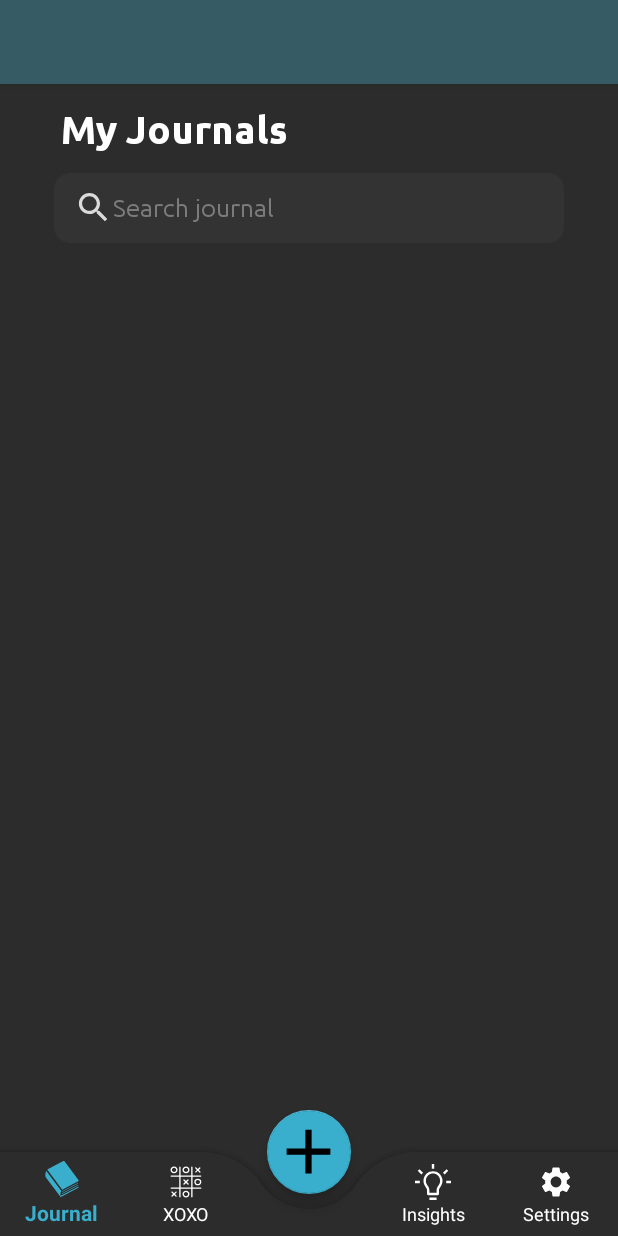
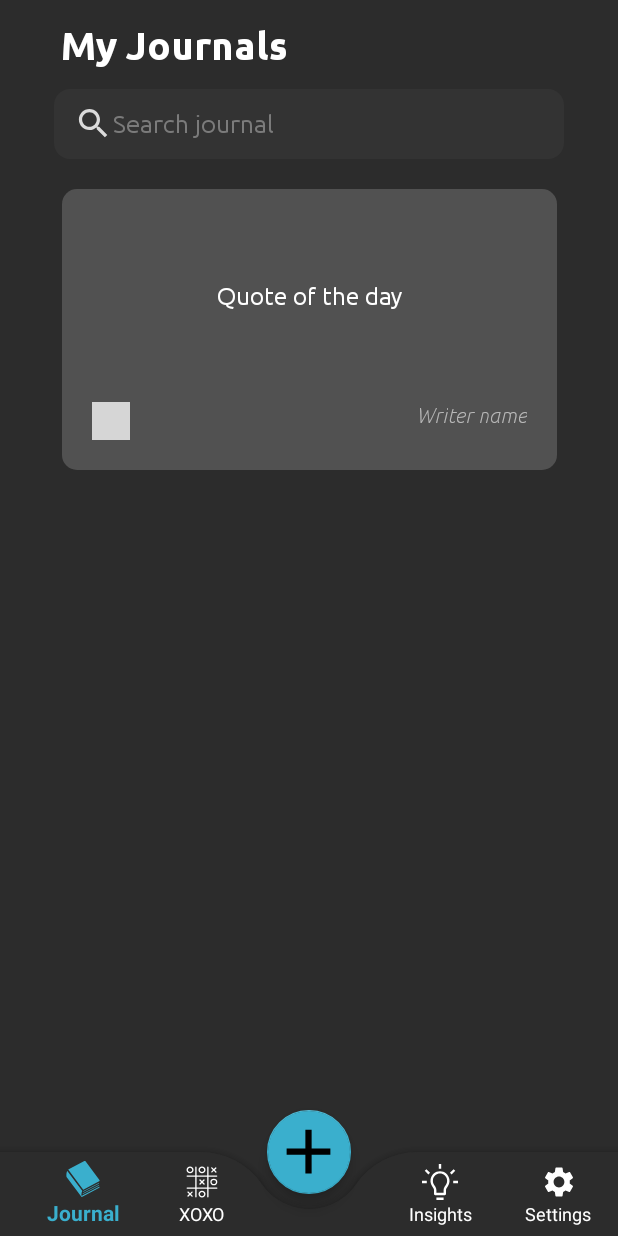
Before and after one commit to Topitops69/TicTacJournal_Official, an Android app: the Journal1Fragment screen opened directly, with no data from a screen before it, on a phone screen of 412 x 824 dp. Run offline under Robolectric (Android 15) with nearby library versions, the phone set to English and light mode, and no system bars; our stand-ins replace Room's generated code, sdp/ssp sizes; 3 statements that could not run were skipped; grey boxes are pictures that could not be loaded.

Commit message:
Added Quote Feature

```diff
--- a/app/src/main/AndroidManifest.xml
+++ b/app/src/main/AndroidManifest.xml
@@ -21,7 +21,8 @@
         <activity
             android:name=".activities.Home"
             android:exported="false"
-            android:theme="@style/Theme.TicTacJournal"
+            android:theme="@style/AppTheme.NoActionBar"
+
             android:screenOrientation="portrait"
             android:windowSoftInputMode="stateHidden"
             />
--- a/app/src/main/java/com/example/tictacjournalofficial/activities/addJournal.java
+++ b/app/src/main/java/com/example/tictacjournalofficial/activities/addJournal.java
@@ -14,15 +14,18 @@ import android.widget.Toast;
 import com.example.tictacjournalofficial.R;
 import com.example.tictacjournalofficial.database.JournalsDatabase;
 import com.example.tictacjournalofficial.entities.Journal;
+import com.example.tictacjournalofficial.quotes.QuotesList;
 
 import java.text.SimpleDateFormat;
+import java.util.ArrayList;
 import java.util.Date;
+import java.util.List;
 import java.util.Locale;
 
 public class addJournal extends AppCompatActivity {
     private EditText inputJournalTitle, inputJournalSubtitle, inputJournalText;
     private TextView textDateTime;
-
+    private final List<QuotesList> quotesListList = new ArrayList<>();
 
     @Override
     protected void onCreate(Bundle savedInstanceState) {
--- a/app/src/main/java/com/example/tictacjournalofficial/fragments/Journal1Fragment.java
+++ b/app/src/main/java/com/example/tictacjournalofficial/fragments/Journal1Fragment.java
@@ -3,6 +3,9 @@ package com.example.tictacjournalofficial.fragments;
 import static android.app.Activity.RESULT_OK;
 
 import android.annotation.SuppressLint;
+import android.content.ClipData;
+import android.content.ClipboardManager;
+import android.content.Context;
 import android.content.Intent;
 import android.os.AsyncTask;
 import android.os.Bundle;
@@ -15,22 +18,38 @@ import androidx.recyclerview.widget.StaggeredGridLayoutManager;
 import android.view.LayoutInflater;
 import android.view.View;
 import android.view.ViewGroup;
+import android.widget.ImageView;
+import android.widget.LinearLayout;
+import android.widget.RelativeLayout;
+import android.widget.TextView;
+import android.widget.Toast;
 
 import com.example.tictacjournalofficial.adapters.JournalsAdapter;
 import com.example.tictacjournalofficial.database.JournalsDatabase;
 import com.example.tictacjournalofficial.entities.Journal;
 import com.example.tictacjournalofficial.databinding.FragmentJournal1Binding;
+import com.example.tictacjournalofficial.quotes.QuotesData;
+import com.example.tictacjournalofficial.quotes.QuotesList;
 
 import java.util.ArrayList;
 import java.util.List;
 
 
 public class Journal1Fragment extends Fragment {
+    //Journals
     public static int REQUEST_CODE_ADD_JOURNAL_NOTE = 1;
     private RecyclerView journalsRecycleView;
     private List<Journal> journalList;
     private JournalsAdapter journalsAdapter;
 
+    //Quotes
+    private TextView quoteText, writerName;
+    private ImageView btnCopy;
+    private final List<QuotesList> qList = new ArrayList<>();
+
+    //first quote position in array list
+    //next if clicked
+    private int currentQuotePosition = 0;
     @Override
     public View onCreateView(LayoutInflater inflater, ViewGroup container,
                              Bundle savedInstanceState) {
@@ -47,6 +66,51 @@ public class Journal1Fragment extends Fragment {
         journalsRecycleView.setAdapter(journalsAdapter);
 
         getJournals();
+
+
+        //Quote code part
+        quoteText = binding.txtQuote;
+        writerName = binding.txtName;
+        RelativeLayout relativeLayout = binding.relativeLayout;
+        btnCopy = binding.copyBtn;
+
+        btnCopy.setOnClickListener(new View.OnClickListener() {
+            @Override
+            public void onClick(View v) {
+                ClipboardManager clipboardManager = (ClipboardManager) requireActivity().getSystemService(Context.CLIPBOARD_SERVICE);
+                CharSequence label;
+                ClipData clipData = ClipData.newPlainText("quote", qList.get(currentQuotePosition).getQoute()+"\nby " +qList.get(currentQuotePosition).getWriter());
+                clipboardManager.setPrimaryClip(clipData);
+                Toast.makeText(requireActivity(), "Quote copied to clipboard", Toast.LENGTH_SHORT).show();
+            }
+        });
+
+
+
+        qList.addAll(QuotesData.getLifeQuotes());
+
+      //get first quote here and set to TextView
+        //default is pos 0
+        setQuoteToTextView();
+
+        relativeLayout.setOnClickListener(new View.OnClickListener() {
+            @Override
+            public void onClick(View v) {
+                // your code here
+                Toast.makeText(getContext(), "LinearLayout clicked", Toast.LENGTH_SHORT).show();
+                //next quote, increment
+                currentQuotePosition++;
+
+                //check if more quotes are available in the list else only the first quote
+                if(currentQuotePosition >= qList.size()){
+                    currentQuotePosition = 0;
+                }
+
+                setQuoteToTextView();
+            }
+        });
+
+
 
         // Return the root view of the binding object
         return binding.getRoot();
@@ -88,4 +152,15 @@ public class Journal1Fragment extends Fragment {
 
         }
     }
+
+    public void setQuoteToTextView(){
+        //get quote from list from current quote position
+        quoteText.setText(qList.get(currentQuotePosition).getQoute());
+
+        //get Writer from list from currentQuoteposition
+        writerName.setText(qList.get(currentQuotePosition).getWriter());
+
+    }
+
+
 }
--- /dev/null
+++ b/app/src/main/res/drawable/round_back_transparent10.xml
@@ -0,0 +1,7 @@
+<?xml version="1.0" encoding="utf-8"?>
+<shape xmlns:android="http://schemas.android.com/apk/res/android"
+    android:shape = "rectangle">
+
+    <solid android:color = "#515151"/>
+    <corners android:radius = "10dp"/>
+</shape>
--- a/app/src/main/res/layout/fragment_journal1.xml
+++ b/app/src/main/res/layout/fragment_journal1.xml
@@ -51,6 +51,7 @@
             app:tint="@color/colorSearchIcon" />
 
         <EditText
+
             android:id="@+id/inputSearch"
             android:layout_width="345dp"
             android:layout_height="@dimen/_36sdp"
@@ -68,18 +69,67 @@
 
     </LinearLayout>
 
+    <RelativeLayout
+        android:id="@+id/relativeLayout"
+        android:layout_width="330dp"
+        android:layout_height="187dp"
+        android:layout_marginStart="8dp"
+        android:layout_marginTop="20dp"
+        android:layout_marginEnd="8dp"
+        android:background="@drawable/round_back_transparent10"
+        app:layout_constraintEnd_toEndOf="parent"
+        app:layout_constraintStart_toStartOf="parent"
+        app:layout_constraintTop_toBottomOf="@+id/layoutSearch">
+
+        <TextView
+            android:id="@+id/txtQuote"
+            android:layout_width="match_parent"
+            android:layout_height="142dp"
+            android:layout_marginStart="20dp"
+            android:layout_marginEnd="20dp"
+            android:fontFamily="@font/ubuntu_regular"
+            android:gravity="center"
+            android:text="Quote of the day"
+            android:textColor="#FFFFFF"
+            android:textSize="16sp"/>
+
+        <ImageView
+            android:id="@+id/copyBtn"
+            android:layout_width="25dp"
+            android:layout_height="25dp"
+            android:layout_alignParentStart="true"
+            android:layout_below="@id/txtQuote"
+            android:layout_marginStart="20dp"
+            android:background="@drawable/ic_copy"
+
+            />
+
+        <TextView
+            android:id="@+id/txtName"
+            android:layout_width="wrap_content"
+            android:layout_height="wrap_content"
+            android:layout_alignParentEnd="true"
+            android:layout_below="@id/txtQuote"
+            android:layout_marginEnd="20dp"
+            android:layout_marginBottom="10dp"
+            android:fontFamily="@font/ubuntu_lightitalic"
+            android:text="Writer name"
+            android:textColor="#99FFFFFF"/>
+    </RelativeLayout>
+
+
     <androidx.recyclerview.widget.RecyclerView
         android:id="@+id/journalsRecyclerView"
-        android:layout_width="match_parent"
-        android:layout_height="640dp"
-        android:layout_marginTop="375dp"
+        android:layout_width="366dp"
+        android:layout_height="468dp"
+        android:layout_marginTop="100dp"
         android:clipToPadding="false"
         android:paddingEnd="@dimen/_12sdp"
         android:paddingBottom="@dimen/_12sdp"
         app:layout_constraintBottom_toBottomOf="parent"
         app:layout_constraintEnd_toEndOf="parent"
         app:layout_constraintStart_toStartOf="parent"
-        app:layout_constraintTop_toBottomOf="@id/layoutSearch" />
+        app:layout_constraintTop_toBottomOf="@+id/relativeLayout" />
 
 
 </androidx.constraintlayout.widget.ConstraintLayout>
--- a/app/src/main/res/values/themes.xml
+++ b/app/src/main/res/values/themes.xml
@@ -14,4 +14,20 @@
         <item name="android:statusBarColor">?attr/colorPrimaryVariant</item>
         <!-- Customize your theme here. -->
     </style>
+
+    <style name="AppTheme.NoActionBar">
+        <item name="windowActionBar">false</item>
+        <item name="windowNoTitle">true</item>
+        <item name="colorPrimary">@color/purple_500</item>
+        <item name="colorPrimaryVariant">@color/purple_700</item>
+        <item name="colorOnPrimary">@color/white</item>
+        <!-- Secondary brand color. -->
+        <item name="colorSecondary">@color/teal_200</item>
+        <item name="colorSecondaryVariant">@color/teal_700</item>
+        <item name="colorOnSecondary">@color/black</item>
+        <!--        <item name="titleTextColor">@color/ActionBarTitleColor</item>-->
+        <!-- Status bar color. -->
+        <item name="android:statusBarColor">?attr/colorPrimaryVariant</item>
+        <!-- Customize your theme here. -->
+    </style>
 </resources>
```
Also changed, not shown: app/src/main/res/font/ubuntu_lightitalic.ttf (added).
